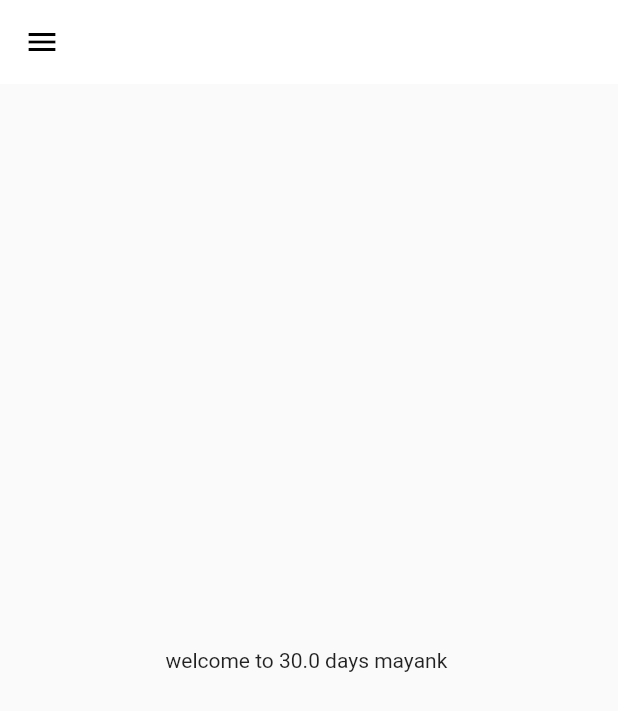
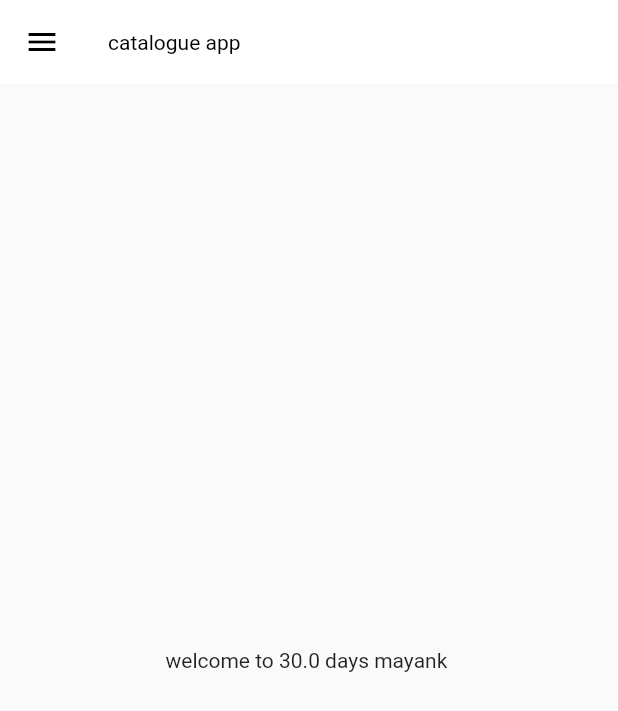
Before and after one commit to mayankeng/final-flutter, a Flutter app: the screen it shows after launch, on a phone screen of 412 x 824 dp. Shown: the top 711 px of the screen. Run offline on Flutter 3.47's test engine with Material 2 defaults, Android fonts, the phone set to English and light mode, and no system bars.

Commit message:
themes extracted

```diff
--- a/lib/main.dart
+++ b/lib/main.dart
@@ -2,6 +2,7 @@ import 'package:flutter/material.dart';
 import 'package:flutter_application_new/pages/homepage.dart';
 import 'package:flutter_application_new/pages/LoginPage.dart';
 import 'package:flutter_application_new/utils/routes.dart';
+import 'package:flutter_application_new/widgets/themes.dart';
 
 
 void main(){
@@ -17,21 +18,23 @@ class Myapp extends StatelessWidget {
     return MaterialApp(
       // home: home page(),
       themeMode: ThemeMode.light,
-      theme: ThemeData(
+      theme: Mytheme.lighttheme, /* ThemeData(
         primarySwatch: Colors.deepPurple,
         appBarTheme: AppBarTheme(
           color: Colors.white,
           elevation: 0.0,
           iconTheme: IconThemeData(color: Colors.black),
-
+          titleTextStyle: TextStyle(
+            color: Colors.black
+          )
 
         )
 
-      ),
-      darkTheme: ThemeData(
-        brightness: Brightness.dark,
+      ),  */
+      darkTheme: Mytheme.darktheme,
+
         // primarySwatch: Colors.deepPurple
-        ),
+
         initialRoute: myroutes.homeroute,
         routes: {
           myroutes.homeroute : ((context) => new homepage()),
--- /dev/null
+++ b/lib/widgets/themes.dart
@@ -0,0 +1,24 @@
+import 'package:flutter/material.dart';
+import 'package:flutter/material.dart';
+
+
+class Mytheme{
+  static ThemeData get lighttheme {
+  return ThemeData(
+    primarySwatch: Colors.deepPurple,
+    appBarTheme: AppBarTheme(
+      color: Colors.white,
+      elevation: 0.0,
+      iconTheme: IconThemeData(color: Colors.black),
+      titleTextStyle: TextStyle(color: Colors.black),
+    ),
+  );
+
+}
+static ThemeData get darktheme {
+  return ThemeData(
+    brightness: Brightness.dark,
+
+  );
+}
+}
```
